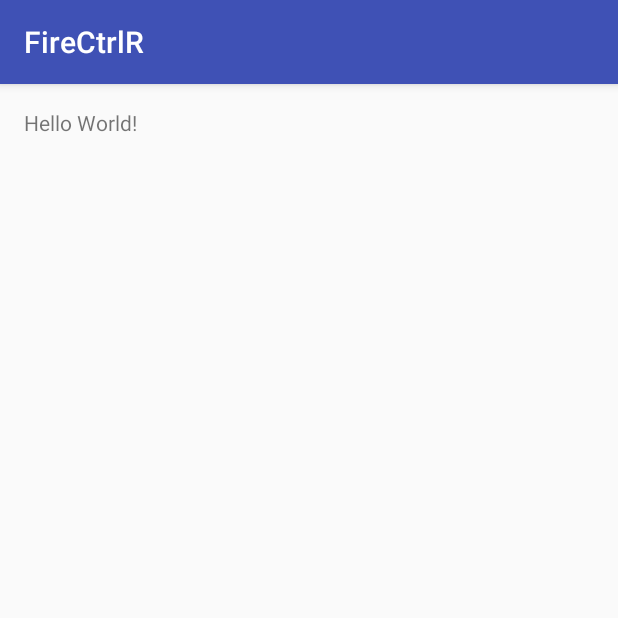
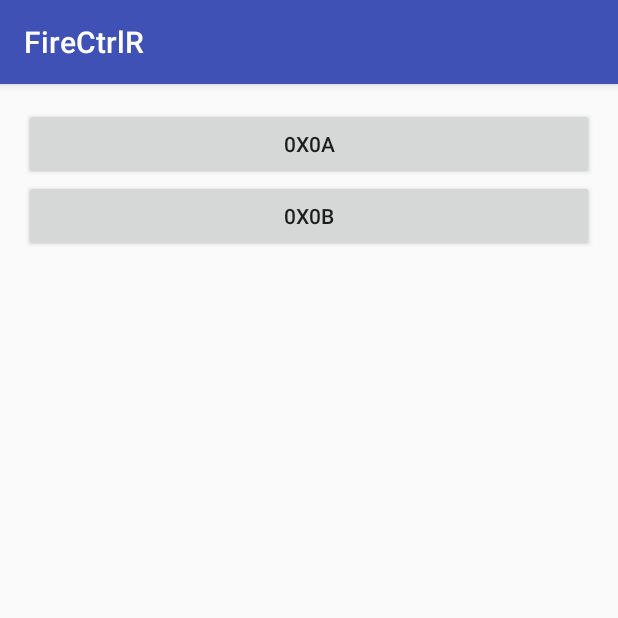
Before and after one commit to ivoryworks/FireCtrlR, an Android app: the screen it shows after launch (MainActivity), on a phone screen of 412 x 824 dp, the top half of it. Run offline under Robolectric (Android 15) with nearby library versions, the phone set to English and light mode, and no system bars; our stand-ins replace Firebase (no records; nobody signed in at launch, a user with empty details on screens opened directly).

Commit message:
[modify] Android appにキーコード送信用の仮ボタンを置く

```diff
--- a/Android/FireCtrlR/app/src/main/java/com/ivoryworks/firectrlr/MainActivity.java
+++ b/Android/FireCtrlR/app/src/main/java/com/ivoryworks/firectrlr/MainActivity.java
@@ -1,28 +1,43 @@
 package com.ivoryworks.firectrlr;
 
+import android.content.DialogInterface;
 import android.support.v7.app.AppCompatActivity;
 import android.os.Bundle;
+import android.view.View;
 
 import com.google.firebase.database.DatabaseReference;
 import com.google.firebase.database.FirebaseDatabase;
 
-public class MainActivity extends AppCompatActivity {
+public class MainActivity extends AppCompatActivity implements View.OnClickListener {
 
     @Override
     protected void onCreate(Bundle savedInstanceState) {
         super.onCreate(savedInstanceState);
         setContentView(R.layout.activity_main);
 
-        writeKeyCode(0x0A);
+        findViewById(R.id.btn_0A).setOnClickListener(this);
+        findViewById(R.id.btn_0B).setOnClickListener(this);
+    }
+
+    @Override
+    public void onClick(View view) {
+        switch (view.getId()) {
+            case R.id.btn_0A:
+                writeKeyCode(0x0A);
+                break;
+            case R.id.btn_0B:
+                writeKeyCode(0x0B);
+                break;
+        }
     }
 
     private void writeKeyCode(int keyCode) {
         FirebaseDatabase database = FirebaseDatabase.getInstance();
 
         DatabaseReference keyCodeRef = database.getReference("key_code");
+        DatabaseReference timeRef = database.getReference("time_stamp");
+
         keyCodeRef.setValue(keyCode);
-
-        DatabaseReference timeRef = database.getReference("time_stamp");
         timeRef.setValue(System.currentTimeMillis());
     }
 }
--- a/Android/FireCtrlR/app/src/main/res/layout/activity_main.xml
+++ b/Android/FireCtrlR/app/src/main/res/layout/activity_main.xml
@@ -9,8 +9,18 @@
     android:paddingTop="@dimen/activity_vertical_margin"
     tools:context="com.ivoryworks.firectrlr.MainActivity">
 
-    <TextView
-        android:layout_width="wrap_content"
+    <Button
+        android:id="@+id/btn_0A"
+        android:layout_width="match_parent"
         android:layout_height="wrap_content"
-        android:text="Hello World!" />
+        android:text="0x0A" />
+
+    <Button
+        android:id="@+id/btn_0B"
+        android:layout_width="match_parent"
+        android:layout_height="wrap_content"
+        android:text="0x0B"
+        android:layout_below="@+id/btn_0A"
+        android:layout_alignParentLeft="true"
+        android:layout_alignParentStart="true" />
 </RelativeLayout>
```
